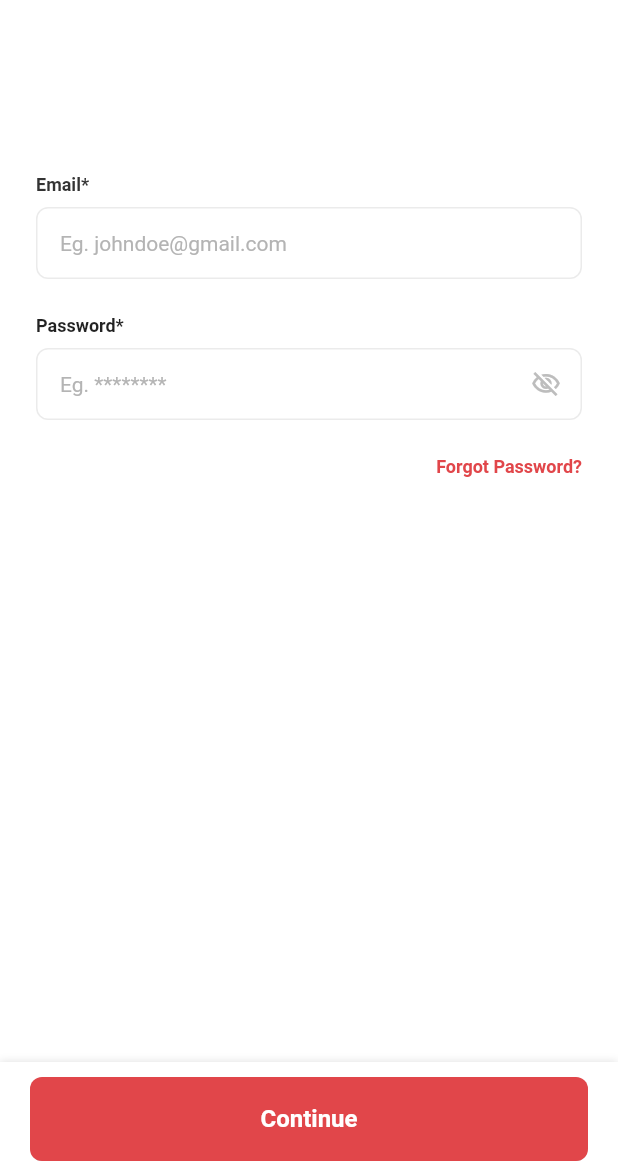
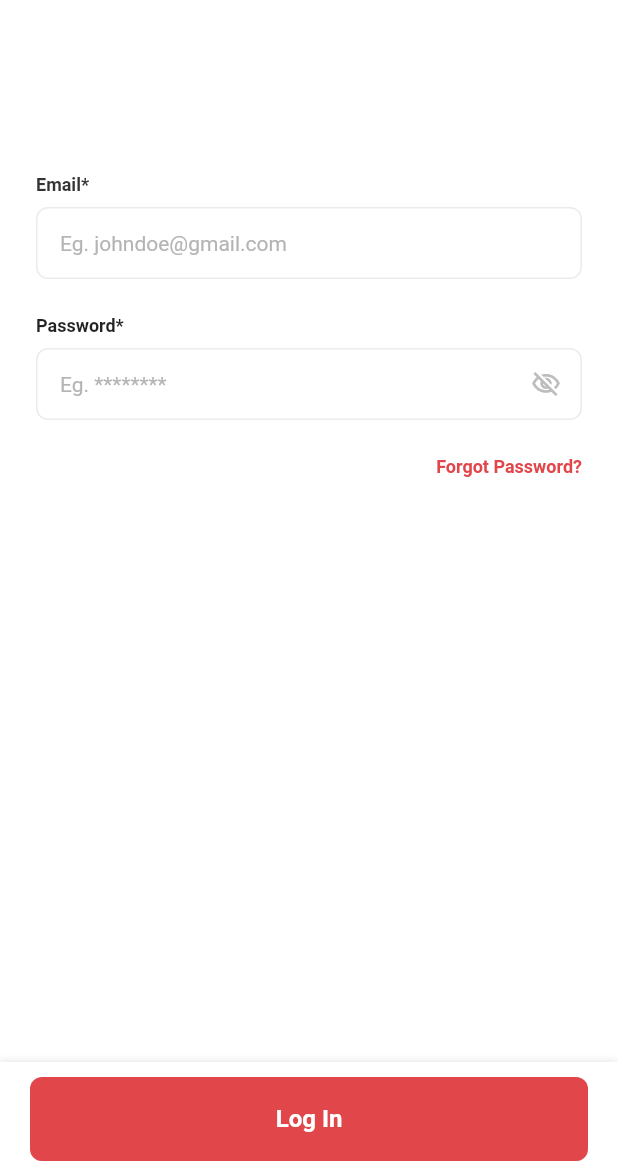
Before and after one commit to KreasiKaryaKita/Maiden-employer-mobileapps, a Flutter app: the screen it shows after launch, after a tap on "Log In", on a phone screen of 412 x 824 dp, the part 60-1236 px from its top. Run offline on Flutter 3.47's test engine with Material 2 defaults, Android fonts, the phone set to English and light mode, and no system bars; our stand-ins replace cached_network_image, dio, expandable, flutter_dotenv, flutter_secure_storage, flutter_spinkit and 7 more; missing offline and left inert: flutter_pdfview; network calls fail; Roboto replaces fonts that are missing (SF-Pro).

Commit message:
-some update

```diff
--- a/lib/app/modules/account/authentication/login/views/login_view.dart
+++ b/lib/app/modules/account/authentication/login/views/login_view.dart
@@ -219,7 +219,7 @@ class LoginView extends GetView<LoginController> {
                 onPressed: controller.doLogin,
                 backgroundColor: AppColors.primary_60,
                 text: Text(
-                  'continue'.tr,
+                  'new_password_created_log_in'.tr,
                   style: TextStyle(
                     color: Colors.white,
                     fontWeight: FontWeight.w700,
--- a/lib/app/shared/common/common_function.dart
+++ b/lib/app/shared/common/common_function.dart
@@ -79,6 +79,7 @@ class CommonFunction {
       duration: duration,
       barBlur: 8.0,
       borderRadius: 10,
+      padding: EdgeInsets.symmetric(vertical: 20),
       mainButton: mainButtonOnPressed == null
           ? null
           : TextButton(
@@ -91,7 +92,6 @@ class CommonFunction {
             ),
       snackPosition: SnackPosition.TOP,
       margin: EdgeInsets.only(top: 20.0, left: 10.0, right: 10.0, bottom: 30),
-      // padding: EdgeInsets.symmetric(vertical: 20, horizontal: 21),
       icon: Icon(
         isSuccess ? Icons.check_rounded : Icons.warning_amber_rounded,
         color: Colors.white,
```
